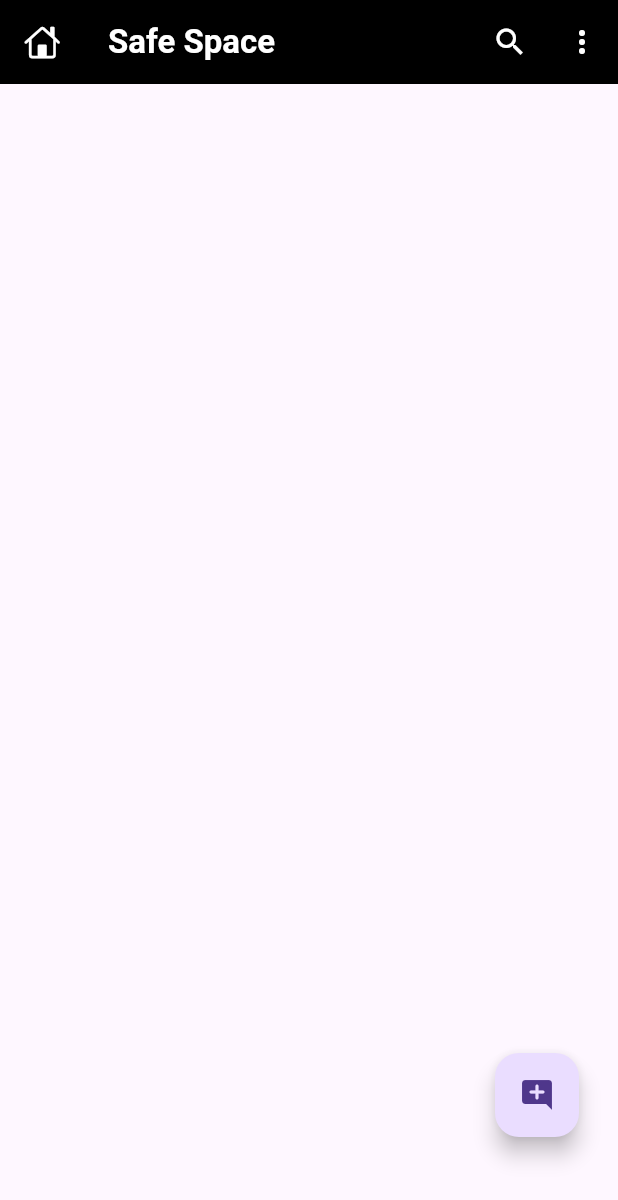
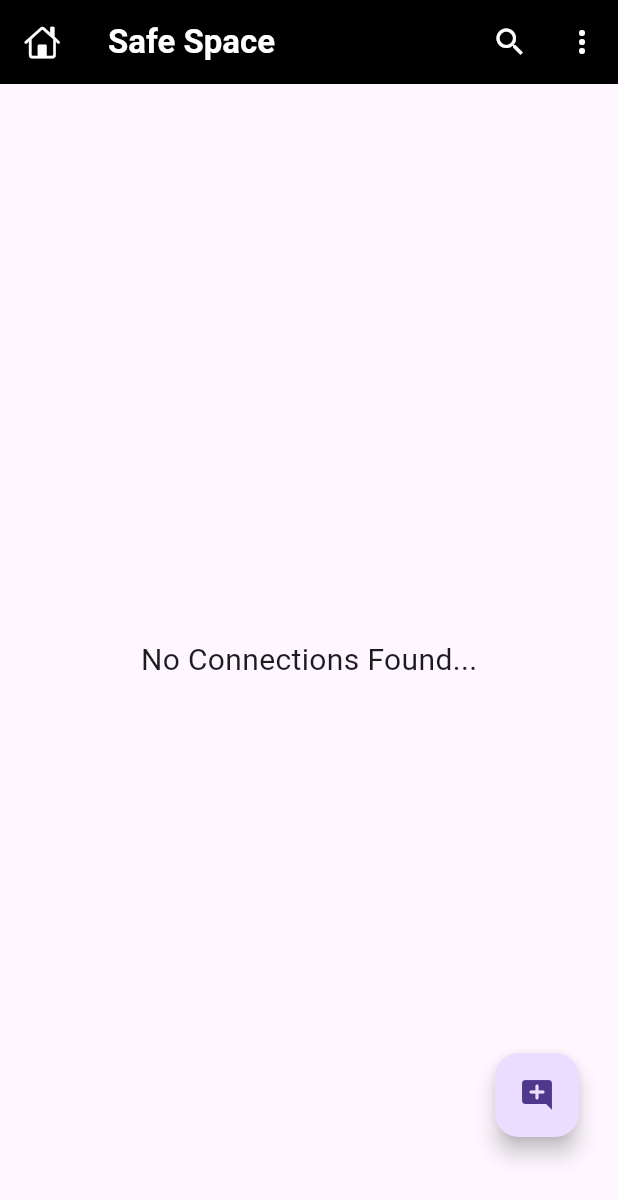
Before and after one commit to khush1yaaar/TakeCare, a Flutter app: the Chome screen opened directly, on a phone screen of 412 x 824 dp. Shown: the top 1200 px of the screen. Run offline on Flutter 3.47's test engine with Material 3 defaults, Android fonts, the phone set to English and light mode, and no system bars; our stand-ins replace cloud_firestore, firebase_auth, firebase_core, google_sign_in; accounts and stored records are empty.

Commit message:
re arranged files

```diff
--- a/lib/Cscreens/Chome.dart
+++ b/lib/Cscreens/Chome.dart
@@ -1,16 +1,24 @@
-import 'dart:math';
+//import 'dart:math';
 
 import 'package:flutter/cupertino.dart';
 import 'package:flutter/material.dart';
 import 'package:google_sign_in/google_sign_in.dart';
+import 'package:takecare/Cscreens/models/chat_user.dart';
+import 'package:takecare/Cscreens/widgets/chat_user_card.dart';
 //import 'package:takecare/widgets/chat_user_card.dart';
-import 'dart:convert';
+//import 'dart:convert';
 //import 'package:flutter/widgets.dart';
-import '../api/apis.dart';
+import 'api/apis.dart';
 
-class Chome extends StatelessWidget {
+class Chome extends StatefulWidget {
   const Chome({super.key});
 
+  @override
+  State<Chome> createState() => _ChomeState();
+}
+
+class _ChomeState extends State<Chome> {
+  static List<ChatUser> list = [];
   @override
   Widget build(BuildContext context) {
     return Scaffold(
@@ -41,23 +49,37 @@ class Chome extends StatelessWidget {
       body: StreamBuilder(
         stream: APIs.firestore.collection('users').snapshots(),
         builder: (context, snapshot) {
-          final list = [];
-          if (snapshot.hasData) {
+          switch (snapshot.connectionState) {
+
+            // If data is loading
+            case ConnectionState.waiting:
+            case ConnectionState.none:
+              return const Center(child: CircularProgressIndicator());
+
+            //If some or all data is loaded then show it
+            case ConnectionState.active:
+            case ConnectionState.done:
               final data = snapshot.data?.docs;
-            for (var i in data!) {
-              // var jasonEncode2 = jasonEncode;
-              print('${jsonEncode(i.data())}' );
-              list.add(i.data()['name']);
-            }
-          }
+              list =
+                  data?.map((e) => ChatUser.fromJson(e.data())).toList() ?? [];
+              if (list.isNotEmpty) {
                 return ListView.builder(
                   itemCount: list.length,
                   padding: const EdgeInsets.only(top: 5),
                   physics: const BouncingScrollPhysics(),
                   itemBuilder: (context, index) {
-              return Text('Name: ${list[index]}');
+                    return ChatUserCard(user: list[index]);
                   },
                 );
+              } else {
+                return const Center(
+                  child: Text(
+                    'No Connections Found...',
+                    style: TextStyle(fontSize: 20),
+                  ),
+                );
+              }
+          }
         },
       ),
     );
--- a/lib/Cscreens/auth/splash_screen.dart
+++ b/lib/Cscreens/auth/splash_screen.dart
@@ -9,7 +9,7 @@ import 'package:takecare/Cscreens/auth/login_screen.dart';
 import 'package:takecare/chat.dart';
 import 'package:takecare/mainScreen.dart';
 
-import '../../api/apis.dart';
+import '../api/apis.dart';
 // import 'package:takecare/helper/dialogs.dart';
 // import 'package:takecare/mainScreen.dart';
 // import 'package:google_sign_in/google_sign_in.dart';
--- a/lib/facts.dart
+++ b/lib/facts.dart
@@ -17,7 +17,9 @@ class facts extends StatelessWidget {
         ),
         body: const Center(
           child: Column(
-            children: [Text('Facts', style: TextStyle(fontSize: 40))],
+            children: [
+              Center(child: Text('Facts', style: TextStyle(fontSize: 40)))
+            ],
           ),
         ),
       ),
--- a/lib/mainScreen.dart
+++ b/lib/mainScreen.dart
@@ -1,12 +1,16 @@
 import 'package:flutter/material.dart';
+//import 'package:takecare/Cscreens/api/models/chat_user.dart';
+import 'package:takecare/Cscreens/models/chat_user.dart';
+//import 'package:takecare/Cscreens/Chome.dart';
 import 'package:takecare/home.dart';
-
 import 'facts.dart';
 //import 'home.dart';
 import 'chat.dart';
 import 'profile.dart';
 
 class mainScreen extends StatefulWidget {
+
+
   const mainScreen({super.key});
 
   @override
@@ -15,12 +19,15 @@ class mainScreen extends StatefulWidget {
 
 // ignore: camel_case_types
 class _mainScreenState extends State<mainScreen> {
+  final List<ChatUser> list = [];
   int myIndex = 0;
   List<Widget> widgetlist = const [
     home(),
     chat(),
     facts(),
-    profile(),
+    Profile(
+      user: list[0],
+    ),
   ];
 
   @override
```
Also changed, not shown: lib/Cscreens/api/apis.dart (added, +39 -0 lines), lib/Cscreens/auth/login_screen.dart (+14 -6 lines), lib/Cscreens/widgets/chat_user_card.dart (added, +49 -0 lines), lib/api/apis.dart (deleted, +0 -9 lines), lib/profile.dart (+45 -12 lines), lib/widgets/chat_user_card.dart (deleted, +0 -37 lines), pubspec.yaml (+8 -0 lines), assets/images/animegirl2.jpg (added), assets/images/logo.jpg (deleted), assets/images/logo2.jpg (deleted), lib/Cscreens/helper/dialogs.dart (renamed from lib/helper/dialogs.dart), lib/Cscreens/models/chat_user.dart (renamed from lib/models/chat_user.dart), pubspec.lock, 1 other file. Lines whose indentation alone changed are shown as unchanged.
